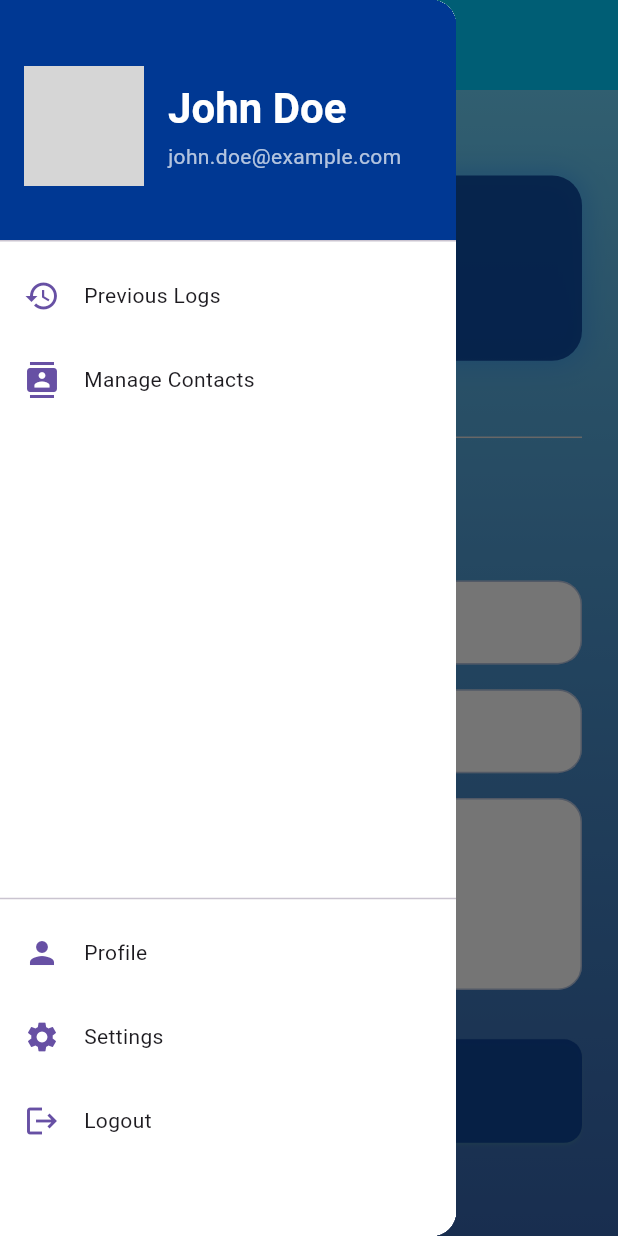
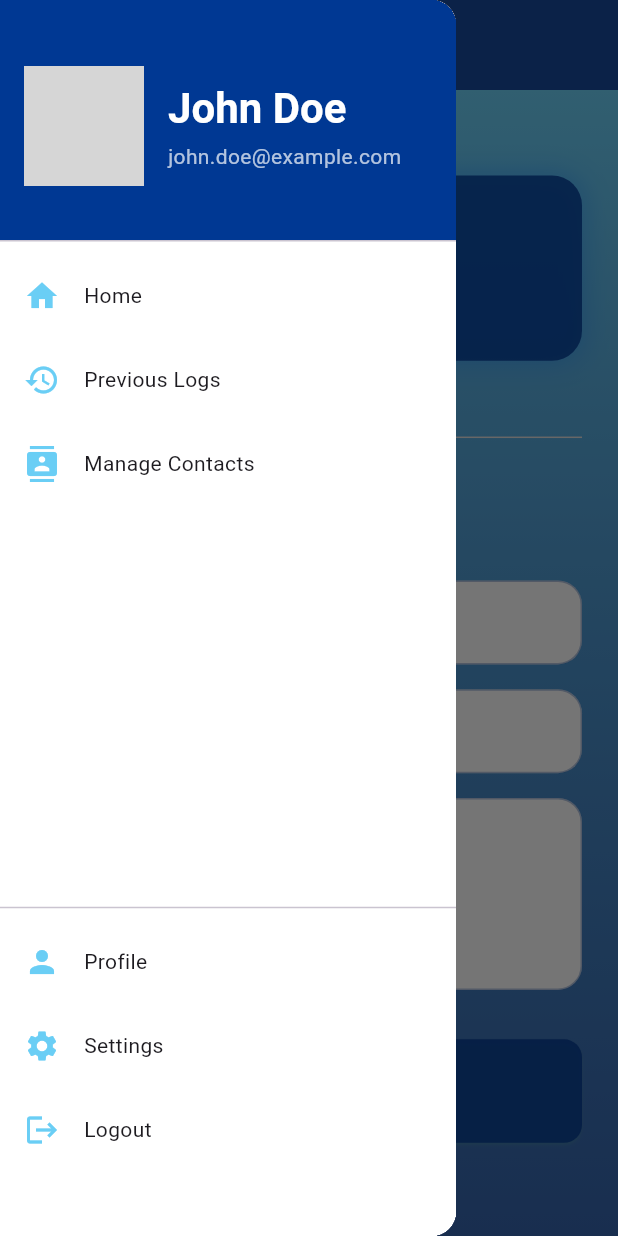
Before and after one commit to DeenankSharma/Suraksha_App, a Flutter app: the screen it shows after launch, with the side drawer open, on a phone screen of 412 x 824 dp. Run offline on Flutter 3.47's test engine with Material 3 defaults, Android fonts, the phone set to English and light mode, and no system bars; our stand-ins replace bloc, flutter_bloc, go_router, permission_handler; missing offline and left inert: fast_contacts; grey boxes are pictures that could not be loaded.

```diff
--- /dev/null
+++ b/lib/bloc/home_event.dart
@@ -0,0 +1,6 @@
+part of 'home_bloc.dart';
+
+@immutable
+abstract class HomeEvent {}
+
+class ShowContactsEvent extends HomeEvent {}
--- /dev/null
+++ b/lib/bloc/home_state.dart
@@ -0,0 +1,18 @@
+part of 'home_bloc.dart';
+
+@immutable
+sealed class HomeState {}
+
+final class HomeInitial extends HomeState {}
+
+class ContactsLoadingState extends HomeState {}
+
+class ContactsFetchedState extends HomeState {
+  final List<Map<String, dynamic>> contacts;
+  ContactsFetchedState(this.contacts);
+}
+
+class ContactsErrorState extends HomeState {
+  final String error;
+  ContactsErrorState(this.error);
+}
--- a/lib/components/navigation_drawer.dart
+++ b/lib/components/navigation_drawer.dart
@@ -1,19 +1,20 @@
 import 'package:flutter/material.dart';
+import 'package:flutter_bloc/flutter_bloc.dart';
+import 'package:flutter_setup/bloc/home_bloc.dart';
+import 'package:go_router/go_router.dart';
 
 class Navigation_Drawer extends StatelessWidget {
-  const Navigation_Drawer({super.key});
-
+  const Navigation_Drawer({super.key, required this.select});
+  final int select;
   @override
   Widget build(BuildContext context) {
     const primaryBlue = Color.fromARGB(255, 0, 56, 147);
-
     return Drawer(
       child: Container(
         color: Colors.white,
         child: Column(
           crossAxisAlignment: CrossAxisAlignment.stretch,
           children: [
-            // Drawer Header
             DrawerHeader(
               decoration: BoxDecoration(color: primaryBlue),
               child: Row(
@@ -29,7 +30,10 @@ class Navigation_Drawer extends StatelessWidget {
                     children: [
                       Text(
                         'John Doe',
-                        style: Theme.of(context).textTheme.headlineMedium?.copyWith(
+                        style: Theme.of(context)
+                            .textTheme
+                            .headlineMedium
+                            ?.copyWith(
                               color: Colors.white,
                               fontWeight: FontWeight.bold,
                             ),
@@ -52,42 +56,50 @@ class Navigation_Drawer extends StatelessWidget {
                 padding: EdgeInsets.zero,
                 children: [
                   DrawerItem(
+                    icon: Icons.home,
+                    title: 'Home',
+                    onTap: () {
+                      context.go('/home');
+                    },
+                  ),
+                  DrawerItem(
                     icon: Icons.history,
                     title: 'Previous Logs',
                     onTap: () {
-                      // Navigate to Previous Logs
+                      context.go('/contacts');
                     },
                   ),
                   DrawerItem(
                     icon: Icons.contacts,
                     title: 'Manage Contacts',
                     onTap: () {
-                      // Navigate to Manage Contacts
+                      context.read<HomeBloc>().add(ShowContactsEvent());
+                      context.go('/manage_contacts');
                     },
                   ),
-                  const SizedBox(height: 310,),
+                  const SizedBox(
+                    height: 260,
+                  ),
                   const Divider(),
                   DrawerItem(
                     icon: Icons.person,
                     title: 'Profile',
                     onTap: () {
-                      // Navigate to Profile
+                      context.go('/profile');
                     },
                   ),
                   DrawerItem(
                     icon: Icons.settings,
                     title: 'Settings',
                     onTap: () {
-                      // Navigate to Settings
+                      context.go('/settings');
                     },
                   ),
                   // const Divider(),
                   DrawerItem(
                     icon: Icons.logout,
                     title: 'Logout',
-                    onTap: () {
-                      // Handle Logout
-                    },
+                    onTap: () {},
                   ),
                 ],
               ),
--- a/lib/main.dart
+++ b/lib/main.dart
@@ -1,7 +1,9 @@
 import 'package:flutter/material.dart';
+import 'package:flutter_setup/bloc/home_bloc.dart';
 import 'package:flutter_setup/router/router_config.dart';
+import 'package:provider/provider.dart';
 
-void main(){
+void main() {
   runApp(const MyApp());
 }
 
@@ -10,10 +12,16 @@ class MyApp extends StatelessWidget {
 
   @override
   Widget build(BuildContext context) {
-    return MaterialApp.router(
-      debugShowCheckedModeBanner: false,
-      routerConfig: AppRouter.router,
-      title: 'Woman Safety App',
+    return MultiProvider(
+      providers: [
+        Provider<HomeBloc>(create: (context) => HomeBloc()),
+      ],
+      child: MaterialApp.router(
+        debugShowCheckedModeBanner: false,
+        theme:
+            ThemeData(primaryColor: const Color.fromARGB(255, 106, 206, 245)),
+        routerConfig: AppRouter.router,
+      ),
     );
   }
 }
--- a/lib/pages/home_screen.dart
+++ b/lib/pages/home_screen.dart
@@ -1,5 +1,4 @@
 import 'package:flutter/material.dart';
-import 'package:flutter/services.dart';
 import 'package:flutter_setup/components/navigation_drawer.dart';
 
 class HomeScreen extends StatelessWidget {
@@ -20,7 +19,8 @@ class HomeScreen extends StatelessWidget {
       appBar: PreferredSize(
         preferredSize: const Size.fromHeight(60),
         child: AppBar(
-          backgroundColor: const Color.fromARGB(255, 0, 204, 255),
+          backgroundColor:
+              const Color.fromARGB(255, 0, 56, 147).withOpacity(0.9),
           elevation: 0,
           flexibleSpace: Container(),
           title: Text(
@@ -30,14 +30,14 @@ class HomeScreen extends StatelessWidget {
                   fontWeight: FontWeight.w700,
                   fontSize: MediaQuery.of(context).size.height * 0.03,
                   letterSpacing: 1.2,
-
                 ),
-
           ),
           centerTitle: false,
         ),
       ),
-      drawer: Navigation_Drawer(),
+      drawer: const Navigation_Drawer(
+        select: 1,
+      ),
       body: SingleChildScrollView(
         child: Container(
           height: screenHeight,
@@ -74,7 +74,8 @@ class HomeScreen extends StatelessWidget {
                       ],
                     ),
                     child: Material(
-                      color: const Color.fromARGB(255, 0, 56, 147).withOpacity(0.8),
+                      color: const Color.fromARGB(255, 0, 56, 147)
+                          .withOpacity(0.8),
                       borderRadius: BorderRadius.circular(20),
                       child: InkWell(
                         borderRadius: BorderRadius.circular(20),
@@ -82,10 +83,12 @@ class HomeScreen extends StatelessWidget {
                           // Add glow effect on tap
                           ScaffoldMessenger.of(context).showSnackBar(
                             const SnackBar(
-                              content: Text('Emergency help requested',style: TextStyle(
+                              content: Text(
+                                'Emergency help requested',
+                                style: TextStyle(
                                     color: Colors.white,
-                                fontWeight: FontWeight.w500
-                              ),),
+                                    fontWeight: FontWeight.w500),
+                              ),
                               backgroundColor: Color(0xFF6ACEF5),
                             ),
                           );
@@ -155,7 +158,8 @@ class HomeScreen extends StatelessWidget {
                       ),
                       enabledBorder: OutlineInputBorder(
                         borderRadius: BorderRadius.circular(16),
-                          borderSide: BorderSide(color: primaryBlue.withOpacity(0.3)),
+                        borderSide:
+                            BorderSide(color: primaryBlue.withOpacity(0.3)),
                       ),
                       focusedBorder: OutlineInputBorder(
                         borderRadius: BorderRadius.circular(16),
@@ -194,7 +198,8 @@ class HomeScreen extends StatelessWidget {
                       ),
                       enabledBorder: OutlineInputBorder(
                         borderRadius: BorderRadius.circular(16),
-                          borderSide: BorderSide(color: primaryBlue.withOpacity(0.3)),
+                        borderSide:
+                            BorderSide(color: primaryBlue.withOpacity(0.3)),
                       ),
                       focusedBorder: OutlineInputBorder(
                         borderRadius: BorderRadius.circular(16),
@@ -227,7 +232,8 @@ class HomeScreen extends StatelessWidget {
                       ),
                       enabledBorder: OutlineInputBorder(
                         borderRadius: BorderRadius.circular(16),
-                          borderSide: BorderSide(color: primaryBlue.withOpacity(0.3)),
+                        borderSide:
+                            BorderSide(color: primaryBlue.withOpacity(0.3)),
                       ),
                       focusedBorder: OutlineInputBorder(
                         borderRadius: BorderRadius.circular(16),
@@ -270,8 +276,8 @@ class HomeScreen extends StatelessWidget {
                       }
                     },
                     style: ElevatedButton.styleFrom(
-                      backgroundColor:
-                          const Color.fromARGB(255, 0, 56, 147).withOpacity(0.8),
+                      backgroundColor: const Color.fromARGB(255, 0, 56, 147)
+                          .withOpacity(0.8),
                       shadowColor: const Color(0xFF6ACEF5),
                       padding:
                           EdgeInsets.symmetric(vertical: screenHeight * 0.02),
--- a/lib/router/router_config.dart
+++ b/lib/router/router_config.dart
@@ -1,6 +1,8 @@
-import 'package:go_router/go_router.dart';
+import 'package:flutter_setup/pages/contacts.dart';
+import 'package:flutter_setup/pages/contacts_log.dart';
 import 'package:flutter_setup/pages/home_screen.dart';
 import 'package:flutter_setup/pages/login_with_otp_screen.dart';
+import 'package:go_router/go_router.dart';
 
 class AppRouter {
   // Private constructor to prevent instantiation
@@ -12,7 +14,7 @@ class AppRouter {
       GoRoute(
         path: '/',
         name: 'landing',
-        builder: (context, state) =>  HomeScreen(),
+        builder: (context, state) => HomeScreen(),
       ),
       GoRoute(
         path: '/home',
@@ -24,10 +26,16 @@ class AppRouter {
         name: 'login',
         builder: (context, state) => LoginWithOtpScreen(),
       ),
+      GoRoute(
+        path: '/contacts',
+        name: 'contacts',
+        builder: (context, state) => ContactsLog(),
+      ),
+      GoRoute(
+        path: '/manage_contacts',
+        name: 'manage_contacts',
+        builder: (context, state) => Contacts(),
+      ),
     ],
   );
-
-  static const String landing = '/';
-  static const String home = '/home';
-  static const String login = '/login';
 }
--- a/pubspec.yaml
+++ b/pubspec.yaml
@@ -36,6 +36,10 @@ dependencies:
   # Use with the CupertinoIcons class for iOS style icons.
   cupertino_icons: ^1.0.8
   go_router: ^14.6.3
+  flutter_bloc: ^8.1.6
+  bloc: ^8.1.4
+  permission_handler: ^11.3.1
+  fast_contacts: ^4.0.0
 
 dev_dependencies:
   flutter_test:
```
Also changed, not shown: lib/bloc/home_bloc.dart (added, +65 -0 lines), lib/components/contact_widget.dart (added, +89 -0 lines), lib/pages/contacts.dart (added, +114 -0 lines), lib/pages/contacts_log.dart (+10 -0 lines), lib/data/contact_model.dart (added), pubspec.lock, 3 other files. Lines whose indentation alone changed are shown as unchanged.
